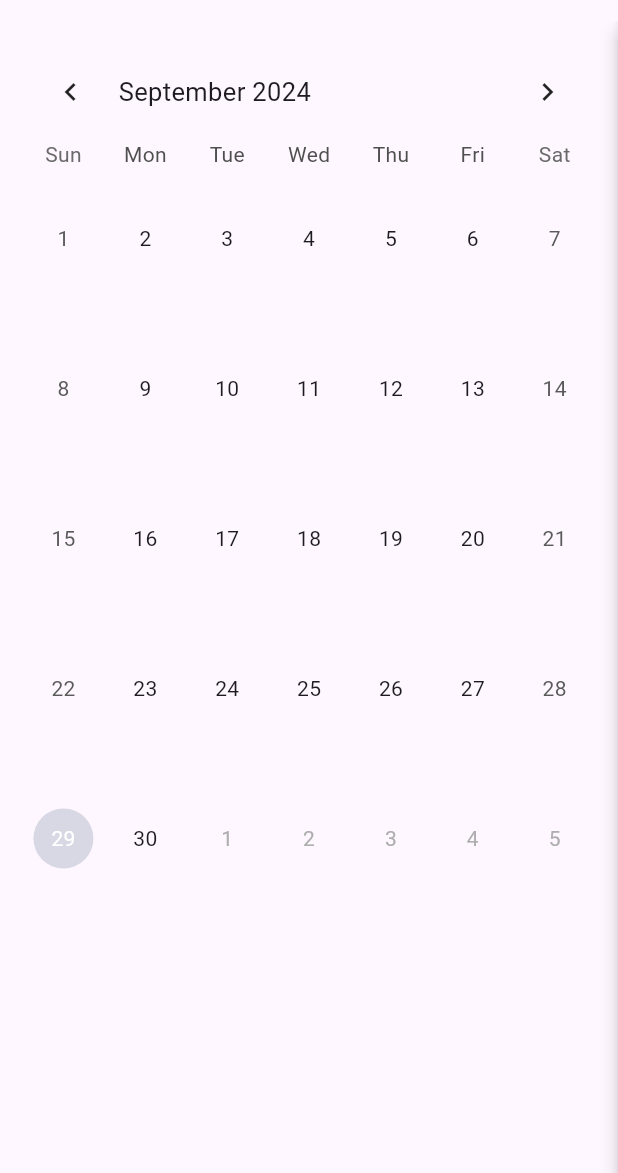
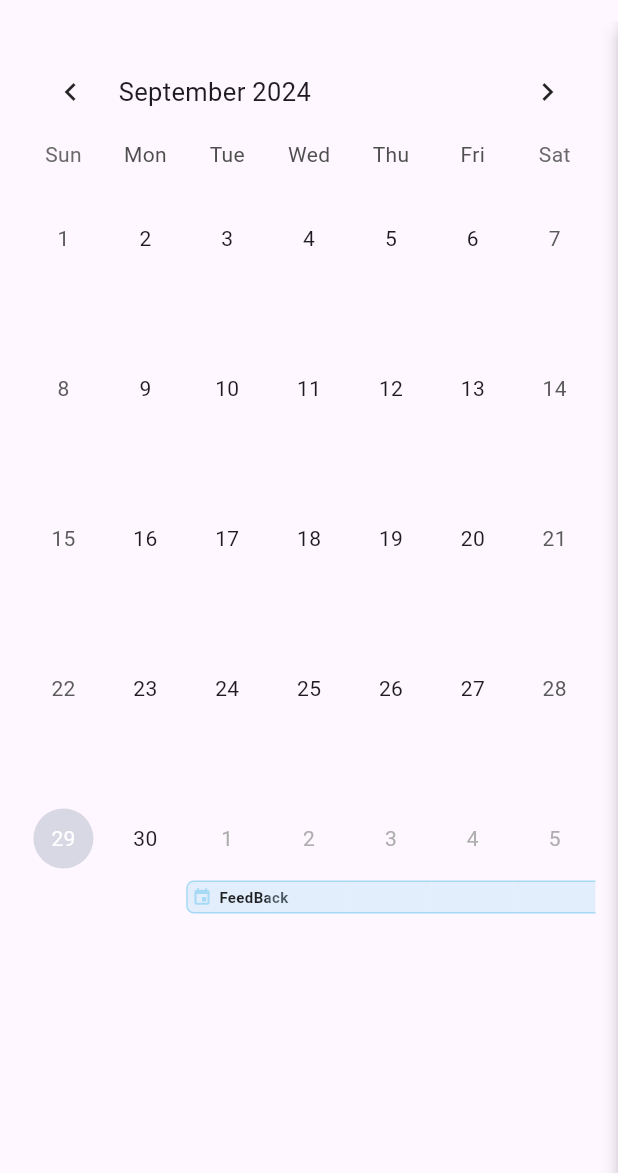
Before and after one commit to Fluffy-SharingCalendar/Frontend_MVP, a Flutter app: the CalendarPage screen opened by its route, on a phone screen of 412 x 824 dp, the part 63-1236 px from its top. Run offline on Flutter 3.47's test engine with Material 3 defaults, Android fonts, the light colour scheme and no system bars; drawn by our look-alikes of table_calendar; our stand-ins replace file_picker.

Commit message:
feat : 이벤트 마커 수정
이벤트가 며칠에 거치는 일정일 때 긴 막대로 표시하도록 수정

issues : #17

```diff
--- a/lib/pages/calendar_page.dart
+++ b/lib/pages/calendar_page.dart
@@ -2,7 +2,6 @@ import 'package:fluffy_mvp/widgets/event_detail_modal.dart';
 import 'package:flutter/material.dart';
 
 import 'package:fluffy_mvp/models/event_model.dart';
-
 import 'package:fluffy_mvp/widgets/calendar.dart';
 
 class CalendarPage extends StatefulWidget {
@@ -19,32 +18,46 @@ class _CalendarPageState extends State<CalendarPage> {
   List<Event> _selectedEvents = [];
   DateTime? _selectedDay;
 
-  final Map<DateTime, List<Event>> _events = {
-    // DateTime.utc(2024, 9, 10): [
-    //   Event(
-    //     '플러터 공부하기',
-    //     DateTime.utc(2024, 9, 10),
-    //     DateTime.utc(2024, 9, 10),
-    //   ),
-    // ],
-    // DateTime.utc(2024, 9, 12): [
-    //   Event(
-    //     '후추랑 놀기',
-    //     DateTime.utc(2024, 9, 12),
-    //     DateTime.utc(2024, 9, 12),
-    //   ),
-    // ],
-  };
+  // Event 리스트
+  final List<Event> _events = [
+    Event(
+      eventId: 1,
+      title: "FeedBack",
+      color: "#A6DAF4",
+      startDate: "2024.10.01",
+      endDate: "2024.10.09",
+    ),
+    Event(
+        eventId: 2,
+        title: "방명록",
+        color: "#0047AB",
+        startDate: "2024.10.23",
+        endDate: "2024.10.26"),
+  ];
 
+  // 상세보기 토글 함수
   void toggleDetail(bool isOpend) {
     setState(() {
       _isDetailOpend = isOpend;
     });
   }
 
+  // 날짜를 선택했을 때 해당 날짜에 맞는 이벤트를 찾는 함수
   void selectDate(DateTime selectedDay) {
-    _selectedEvents = _events[selectedDay] ?? [];
-    _selectedDay = selectedDay;
+    setState(() {
+      // 선택된 날짜와 겹치는 이벤트들을 필터링
+      _selectedEvents = _events.where((event) {
+        DateTime startDate = DateTime.parse(event.startDate);
+        DateTime endDate = DateTime.parse(event.endDate);
+
+        // 선택된 날짜가 이벤트의 시작일과 종료일 사이에 있는지 확인
+        return selectedDay
+                .isAfter(startDate.subtract(const Duration(days: 1))) &&
+            selectedDay.isBefore(endDate.add(const Duration(days: 1)));
+      }).toList();
+
+      _selectedDay = selectedDay;
+    });
   }
 
   @override
--- /dev/null
+++ b/lib/services/color_service.dart
@@ -0,0 +1,10 @@
+import 'package:flutter/material.dart';
+
+Color hexToColor(String hexString) {
+  final buffer = StringBuffer();
+  if (hexString.length == 7) {
+    buffer.write('FF');
+  }
+  buffer.write(hexString.replaceFirst('#', ''));
+  return Color(int.parse(buffer.toString(), radix: 16));
+}
--- a/lib/widgets/calendar.dart
+++ b/lib/widgets/calendar.dart
@@ -10,7 +10,7 @@ class Calendar extends StatefulWidget {
     required this.onDaySelected,
   });
 
-  final Map<DateTime, List<Event>> events;
+  final List<Event> events;
   final ValueChanged<DateTime> onDaySelected;
 
   @override
@@ -24,7 +24,13 @@ class _CalendarState extends State<Calendar> {
   final CalendarFormat _calendarFormat = CalendarFormat.month;
 
   List<Event> _getEventsForDay(DateTime day) {
-    return widget.events[day] ?? [];
+    return widget.events.where((event) {
+      DateTime startDate = DateTime.parse(event.startDate.replaceAll('.', '-'));
+      DateTime endDate = DateTime.parse(event.endDate.replaceAll('.', '-'));
+
+      return (isSameDay(day, startDate) || day.isAfter(startDate)) &&
+          (isSameDay(day, endDate) || day.isBefore(endDate));
+    }).toList();
   }
 
   @override
@@ -35,7 +41,7 @@ class _CalendarState extends State<Calendar> {
         vertical: 15.0,
       ),
       child: TableCalendar<Event>(
-        focusedDay: DateTime.now(),
+        focusedDay: _focusedDay,
         firstDay: DateTime.utc(2024, 9, 1),
         lastDay: DateTime.utc(2024, 10, 31),
         selectedDayPredicate: (day) {
@@ -94,10 +100,23 @@ class _CalendarState extends State<Calendar> {
               mainAxisAlignment: MainAxisAlignment.end,
               crossAxisAlignment: CrossAxisAlignment.start,
               children: events.map((event) {
-                  return EventMarker(event: event);
+                DateTime startDate =
+                    DateTime.parse(event.startDate.replaceAll('.', '-'));
+                DateTime endDate =
+                    DateTime.parse(event.endDate.replaceAll('.', '-'));
+
+                bool isFirst = isSameDay(date, startDate); // 시작일 확인
+                bool isLast = isSameDay(date, endDate); // 종료일 확인
+
+                return EventMarker(
+                  event: event,
+                  isFirst: isFirst,
+                  isLast: isLast,
+                );
               }).toList(),
             );
-            }),
+          },
+        ),
       ),
     );
   }
--- a/lib/widgets/event_marker.dart
+++ b/lib/widgets/event_marker.dart
@@ -1,3 +1,4 @@
+import 'package:fluffy_mvp/services/color_service.dart';
 import 'package:flutter/material.dart';
 import 'package:fluffy_mvp/models/event_model.dart';
 
@@ -5,27 +6,50 @@ class EventMarker extends StatefulWidget {
   const EventMarker({
     super.key,
     required this.event,
+    required this.isFirst,
+    required this.isLast,
   });
 
   final Event event;
+  final bool isFirst;
+  final bool isLast;
 
   @override
   _EventMarkerState createState() => _EventMarkerState();
 }
 
 class _EventMarkerState extends State<EventMarker> {
-  Color eventMarkerColor = const Color.fromARGB(255, 131, 117, 255);
+  late Color eventMarkerColor;
+
+  @override
+  void initState() {
+    super.initState();
+    eventMarkerColor = hexToColor(widget.event.color);
+  }
+
   @override
   Widget build(BuildContext context) {
     return Container(
-      margin: const EdgeInsets.symmetric(horizontal: 10.0),
       padding: const EdgeInsets.all(3.0),
       decoration: BoxDecoration(
         color: eventMarkerColor.withOpacity(0.3),
-        borderRadius: BorderRadius.circular(5.0),
-        border: Border.all(color: eventMarkerColor),
+        borderRadius: BorderRadius.horizontal(
+          left: widget.isFirst ? const Radius.circular(5.0) : Radius.zero,
+          right: widget.isLast ? const Radius.circular(5.0) : Radius.zero,
         ),
-      child: Row(
+        border: Border(
+          left: widget.isFirst
+              ? BorderSide(color: eventMarkerColor)
+              : BorderSide.none,
+          right: widget.isLast
+              ? BorderSide(color: eventMarkerColor)
+              : BorderSide.none,
+          top: BorderSide(color: eventMarkerColor),
+          bottom: BorderSide(color: eventMarkerColor),
+        ),
+      ),
+      child: widget.isFirst
+          ? Row(
               children: [
                 Icon(
                   Icons.event,
@@ -41,7 +65,18 @@ class _EventMarkerState extends State<EventMarker> {
                       color: Colors.black87,
                       fontWeight: FontWeight.bold,
                     ),
-              overflow: TextOverflow.ellipsis,
+                    softWrap: false,
+                    overflow: TextOverflow.visible,
+                  ),
+                ),
+              ],
+            )
+          : const Row(
+              children: [
+                Text(
+                  "",
+                  style: TextStyle(
+                    fontSize: 10.0,
                   ),
                 ),
               ],
```
Lines whose indentation alone changed are shown as unchanged.
